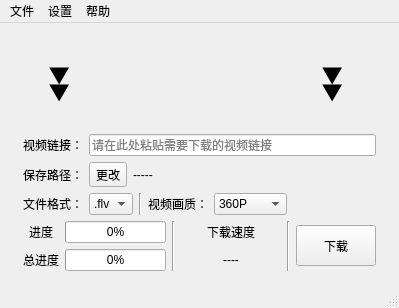
Qt form main.ui (laorange/bilibili_downloader) before a commit.
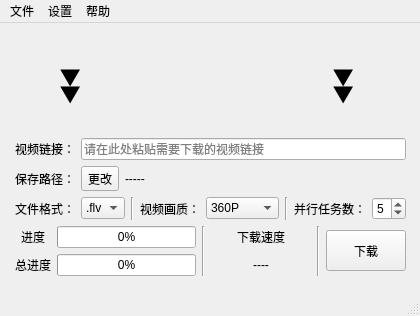
The same form after that commit. Icons and pictures are not drawn.

```diff
--- a/main.ui
+++ b/main.ui
@@ -6,8 +6,8 @@
    <rect>
     <x>0</x>
     <y>0</y>
-    <width>399</width>
-    <height>308</height>
+    <width>420</width>
+    <height>316</height>
    </rect>
   </property>
   <property name="windowTitle">
@@ -78,7 +78,6 @@
           </property>
           <property name="font">
            <font>
-            <family>Adobe Devanagari</family>
             <pointsize>36</pointsize>
            </font>
           </property>
@@ -137,7 +136,6 @@
           </property>
           <property name="font">
            <font>
-            <family>Adobe Devanagari</family>
             <pointsize>36</pointsize>
            </font>
           </property>
@@ -220,7 +218,7 @@
        </layout>
       </item>
       <item>
-       <layout class="QHBoxLayout" name="horizontalLayout_3" stretch="0,0,0,0,0,0">
+       <layout class="QHBoxLayout" name="horizontalLayout_3" stretch="0,0,0,0,0,0,0,0,0">
         <item>
          <widget class="QLabel" name="label_7">
           <property name="text">
@@ -286,6 +284,36 @@
           </item>
          </widget>
         </item>
+        <item>
+         <widget class="Line" name="line_4">
+          <property name="orientation">
+           <enum>Qt::Vertical</enum>
+          </property>
+         </widget>
+        </item>
+        <item>
+         <widget class="QLabel" name="label_12">
+          <property name="text">
+           <string>并行任务数：</string>
+          </property>
+          <property name="alignment">
+           <set>Qt::AlignLeading|Qt::AlignLeft|Qt::AlignVCenter</set>
+          </property>
+         </widget>
+        </item>
+        <item>
+         <widget class="QSpinBox" name="async_tasks_max_num">
+          <property name="minimum">
+           <number>1</number>
+          </property>
+          <property name="maximum">
+           <number>6</number>
+          </property>
+          <property name="value">
+           <number>5</number>
+          </property>
+         </widget>
+        </item>
         <item>
          <spacer name="horizontalSpacer_5">
           <property name="orientation">
@@ -441,8 +469,8 @@
     <rect>
      <x>0</x>
      <y>0</y>
-     <width>399</width>
-     <height>23</height>
+     <width>420</width>
+     <height>22</height>
     </rect>
    </property>
    <widget class="QMenu" name="menu">
```
Left out of the diff: 8 changed lines with no effect on the pictures.
